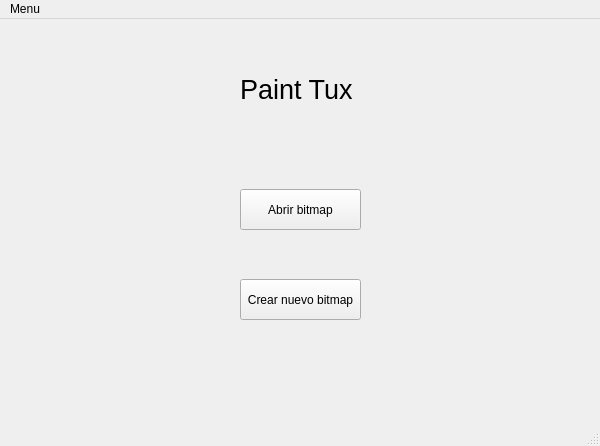
Above: PaintTux1/menuwindow.ui from dansecan25/ProyectoDatos2PaintTUX before the change. Below: the same form after it.
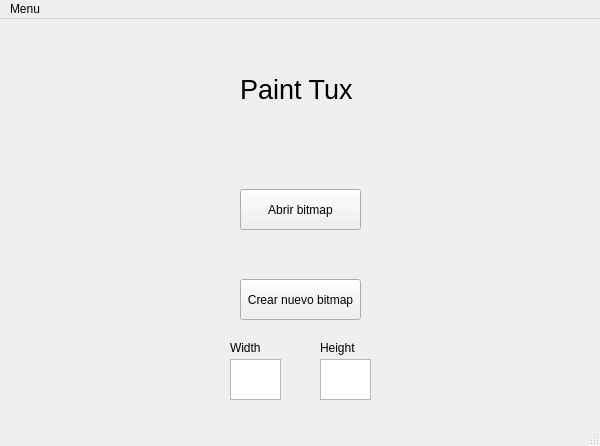
That is the form after the change.

```diff
--- a/PaintTux1/menuwindow.ui
+++ b/PaintTux1/menuwindow.ui
@@ -58,6 +58,52 @@
      <string>Paint Tux</string>
     </property>
    </widget>
+   <widget class="QPlainTextEdit" name="widthEntry">
+    <property name="geometry">
+     <rect>
+      <x>230</x>
+      <y>340</y>
+      <width>51</width>
+      <height>41</height>
+     </rect>
+    </property>
+   </widget>
+   <widget class="QPlainTextEdit" name="heightEntry">
+    <property name="geometry">
+     <rect>
+      <x>320</x>
+      <y>340</y>
+      <width>51</width>
+      <height>41</height>
+     </rect>
+    </property>
+   </widget>
+   <widget class="QLabel" name="label">
+    <property name="geometry">
+     <rect>
+      <x>230</x>
+      <y>320</y>
+      <width>51</width>
+      <height>17</height>
+     </rect>
+    </property>
+    <property name="text">
+     <string>Width</string>
+    </property>
+   </widget>
+   <widget class="QLabel" name="label_2">
+    <property name="geometry">
+     <rect>
+      <x>320</x>
+      <y>320</y>
+      <width>51</width>
+      <height>17</height>
+     </rect>
+    </property>
+    <property name="text">
+     <string>Height</string>
+    </property>
+   </widget>
   </widget>
   <widget class="QMenuBar" name="menubar">
    <property name="geometry">
```
Left out of the diff: 6 changed lines with no effect on the pictures.
